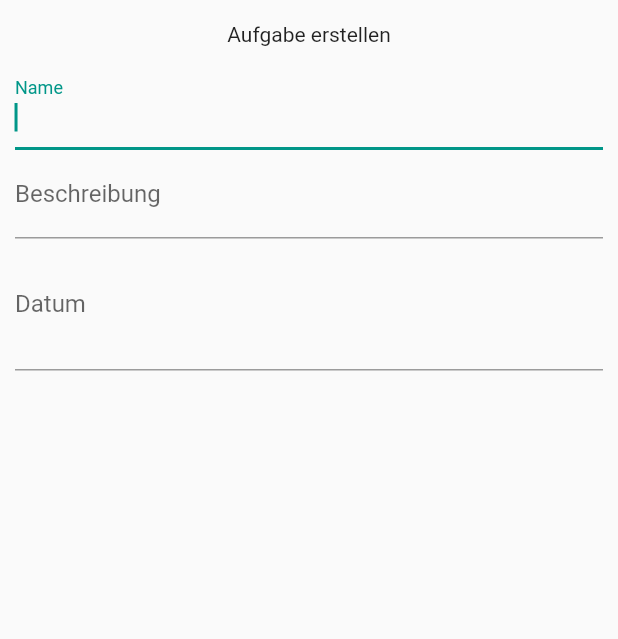
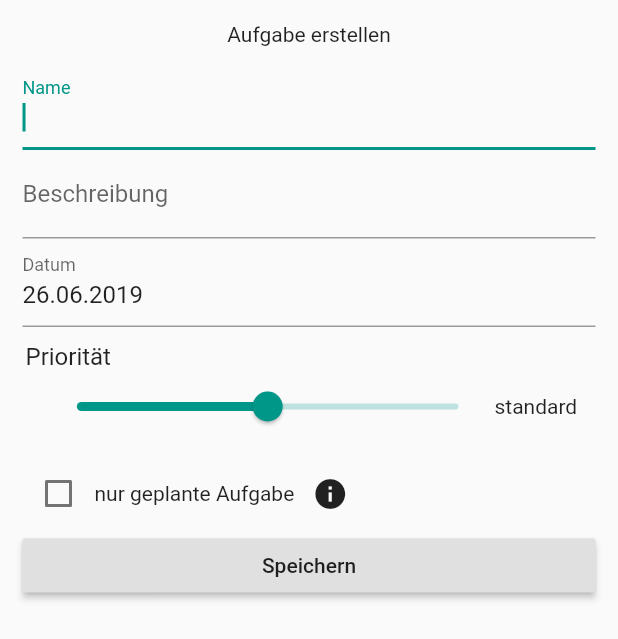
Before and after one commit to tbfuerst/taskminder, a Flutter app: the TaskEdit screen opened by its route, on a phone screen of 412 x 824 dp. Shown: the top 639 px of the screen. Run offline on Flutter 3.47's test engine with Material 2 defaults, Android fonts, the phone set to English and light mode, and no system bars; our stand-ins replace random_string, sqflite; accounts and stored records are empty.

Commit message:
adding and deleting Tasks to database implemented

```diff
--- a/lib/database/local-db.dart
+++ b/lib/database/local-db.dart
@@ -7,7 +7,6 @@ import 'package:random_string/random_string.dart';
 import '../models/task.dart';
 
 class LocalDB {
-  String _path;
   Database _database;
 
   LocalDB._();
@@ -22,7 +21,6 @@ class LocalDB {
 
   initDB() async {
     String path = await getDatabasesPath();
-    _path = path;
     path = join(path, 'taskminder.db');
 
     return await openDatabase(
--- /dev/null
+++ b/lib/helpers/date-time-helper.dart
@@ -0,0 +1,15 @@
+class DateTimeHelper {
+  datetimeToReadableString(DateTime datetime) {
+    return datetime.day.toString().padLeft(2, "0") +
+        "." +
+        datetime.month.toString().padLeft(2, "0") +
+        "." +
+        datetime.year.toString();
+  }
+
+  datetimeToDatabaseString(DateTime datetime) {
+    return datetime.year.toString() +
+        datetime.month.toString().padLeft(2, "0") +
+        datetime.day.toString().padLeft(2, "0");
+  }
+}
--- a/lib/pages/maintabs.dart
+++ b/lib/pages/maintabs.dart
@@ -23,8 +23,9 @@ class MainTabs extends StatelessWidget {
         floatingActionButton: FloatingActionButton(
             child: Icon(Icons.add),
             onPressed: () async {
-              await Navigator.pushNamed(context, '/edittask');
               model.insertDummy();
+              await Navigator.pushNamed(context, '/taskedit');
+
             }),
         appBar: AppBar(
           title: Text("Taskminder"),
--- a/lib/pages/task-edit.dart
+++ b/lib/pages/task-edit.dart
@@ -1,23 +1,235 @@
 import 'package:flutter/material.dart';
+import 'package:scoped_model/scoped_model.dart';
+import 'dart:async';
 import '../scoped-models/mainmodel.dart';
+import '../helpers/date-time-helper.dart';
+import '../models/task.dart';
 
 class TaskEdit extends StatefulWidget {
-  final MainModel model;
-  TaskEdit(this.model);
+  TaskEdit.create();
+  TaskEdit.edit(id) {
+    final String _taskId = id;
+  }
 
   _TaskEditState createState() => _TaskEditState();
 }
 
 class _TaskEditState extends State<TaskEdit> {
   final GlobalKey<FormState> _formKey = new GlobalKey<FormState>();
+  final _dateController = TextEditingController();
+
+  // Form Data
+  String _name;
+  String _description;
+  String _deadline;
+  int get priority {
+    return (_sliderPriority / 10).round();
+  }
+
+  bool _cbIsScheduled = false;
+
   int currentYear = DateTime.now().year;
-  Future<DateTime> _pickedDate = null;
+  String _pickedDate =
+      DateTimeHelper().datetimeToDatabaseString(DateTime.now());
+  String _displayedDate =
+      DateTimeHelper().datetimeToReadableString(DateTime.now());
+  double _sliderPriority = 50;
+
+  String _textPrio;
+  String _calculateTextPrio() {
+    if (_sliderPriority < 15) {
+      return "very low";
+    } else if (_sliderPriority < 40) {
+      return "low";
+    } else if (_sliderPriority < 60) {
+      return "standard";
+    } else if (_sliderPriority < 85) {
+      return "high";
+    } else {
+      return "very high";
+    }
+  }
+
+  @override
+  initState() {
+    _textPrio = _calculateTextPrio();
+    super.initState();
+  }
+
+  _buildNameField() {
+    return TextFormField(
+      onSaved: (String value) {
+        _name = value;
+      },
+      validator: (String value) {
+        if (value.length == 0) {
+          return "Die Aufgabe braucht einen Namen";
+        }
+      },
+      autofocus: true,
+      decoration: InputDecoration(labelText: "Name"),
+    );
+  }
+
+  _buildDescrField() {
+    return TextFormField(
+      onSaved: (String value) {
+        _description = value;
+      },
+      decoration: InputDecoration(labelText: "Beschreibung"),
+      validator: (String value) {
+        if (value.length > 128) {
+          return "Drücke dich treffender aus! Maximal 128 Zeichen.";
+        }
+      },
+    );
+  }
+
+  Future<DateTime> _datePicker() async {
+    showDatePicker(
+      context: context,
+      initialDate: DateTime.now(),
+      firstDate: DateTime(currentYear),
+      lastDate: DateTime(currentYear + 12),
+      builder: (BuildContext context, Widget child) {
+        return SingleChildScrollView(
+          child: Theme(
+            data: ThemeData.dark(),
+            child: child,
+          ),
+        );
+      },
+    ).then((_date) {
+      setState(() {
+        _pickedDate = DateTimeHelper().datetimeToDatabaseString(_date);
+        _displayedDate = DateTimeHelper().datetimeToReadableString(_date);
+        _dateController.text = _displayedDate;
+      });
+    });
+  }
+
+  Widget _buildDateField() {
+    return GestureDetector(
+      onTap: () {
+        _datePicker();
+      },
+      child: AbsorbPointer(
+        child: TextFormField(
+          controller: _dateController,
+          //initialValue: _displayedDate,
+
+          decoration: InputDecoration(
+            labelText: "Datum",
+          ),
+        ),
+      ),
+    );
+  }
+
+  Widget _buildPrioritySlider() {
+    return Container(
+        padding: EdgeInsets.symmetric(vertical: 10.0, horizontal: 2.0),
+        child: Column(
+          children: <Widget>[
+            Container(
+              alignment: Alignment.centerLeft,
+              child: Text(
+                "Priorität",
+                style: TextStyle(fontSize: 16.0),
+              ),
+            ),
+            Row(mainAxisAlignment: MainAxisAlignment.center, children: [
+              Flexible(
+                flex: 4,
+                child: Slider(
+                  value: _sliderPriority,
+                  onChanged: (newValue) {
+                    setState(() {
+                      _sliderPriority = newValue;
+                      _textPrio = _calculateTextPrio();
+                    });
+                  },
+                  min: 0,
+                  max: 100,
+                ),
+              ),
+              Flexible(
+                flex: 1,
+                child: Text(_textPrio),
+              ),
+            ])
+          ],
+        ));
+  }
+
+  Widget _buildCheckBox() {
+    return GestureDetector(
+      onTap: () => setState(() {
+            _cbIsScheduled = !_cbIsScheduled;
+          }),
+      child: Container(
+        child: Row(
+          children: <Widget>[
+            Checkbox(
+              value: _cbIsScheduled,
+              onChanged: (newValue) => setState(() {
+                    _cbIsScheduled = newValue;
+                  }),
+            ),
+            Text("nur geplante Aufgabe"),
+            IconButton(
+              icon: Icon(Icons.info),
+              onPressed: () {
+                showDialog(
+                  context: context,
+                  builder: (context) => AlertDialog(
+                        title: Text("Geplante Aufgaben"),
+                        content: Text("Geplante Aufgaben sind...."),
+                      ),
+                );
+              },
+            )
+          ],
+        ),
+      ),
+    );
+  }
+
+  Widget _buildSubmitButton(MainModel model) {
+    return Container(
+      child: RaisedButton(
+        child: Text("Speichern"),
+        onPressed: () async {
+          if (_formKey.currentState.validate() == false) {
+            return;
+          }
+          _formKey.currentState.save();
+          Task task = _buildTask();
+          await model.insertTask(task);
+          await model.getAllTasksLocal();
+          Navigator.pop(context);
+        },
+      ),
+    );
+  }
+
+  Task _buildTask() {
+    Task task = Task(
+      name: _name,
+      description: _description,
+      deadline: _pickedDate,
+      priority: priority,
+      onlyScheduled: _cbIsScheduled,
+    );
+    return task;
+  }
 
   @override
   Widget build(BuildContext context) {
+    _dateController.text = _displayedDate;
     return Scaffold(
       body: Container(
-        padding: EdgeInsets.symmetric(horizontal: 10.0, vertical: 5.0),
+        padding: EdgeInsets.symmetric(horizontal: 15.0, vertical: 5.0),
         child: Form(
           key: _formKey,
           child: ListView(
@@ -27,42 +239,15 @@ class _TaskEditState extends State<TaskEdit> {
                 child: Text("Aufgabe erstellen"),
                 margin: EdgeInsets.all(10.0),
               ),
-              TextFormField(
-                autofocus: true,
-                decoration: InputDecoration(labelText: "Name"),
-              ),
-              TextFormField(
-                decoration: InputDecoration(labelText: "Beschreibung"),
-              ),
-              TextFormField(
-                decoration: InputDecoration(
-                  labelText: "Datum",
-                  suffix: IconButton(
-                    iconSize: 24.0,
-                    alignment: Alignment.topRight,
-                    icon: Icon(Icons.date_range),
-                    onPressed: () => setState(() {
-                          Future<DateTime> date;
-                          date = showDatePicker(
-                            context: context,
-                            initialDate: DateTime.now(),
-                            firstDate: DateTime(currentYear),
-                            lastDate: DateTime(currentYear + 12),
-                            builder: (BuildContext context, Widget child) {
-                              return Theme(
-                                data: ThemeData.dark(),
-                                child: child,
-                              );
-                            },
-                          ).then((_) {
-                            _pickedDate = date;
-                            print(_pickedDate);
-                          });
-                          ;
-                        }),
-                  ),
-                ),
-              ),
+              _buildNameField(),
+              _buildDescrField(),
+              _buildDateField(),
+              _buildPrioritySlider(),
+              _buildCheckBox(),
+              ScopedModelDescendant<MainModel>(builder:
+                  (BuildContext context, Widget child, MainModel model) {
+                return _buildSubmitButton(model);
+              })
             ],
           ),
         ),
```
Also changed, not shown: lib/dictionary.dart (+6 -5 lines), lib/main.dart (+6 -1 lines), lib/models/task.dart (+4 -10 lines), lib/scoped-models/task-model.dart (+12 -0 lines), lib/tabs/tasks.dart (+8 -6 lines).
